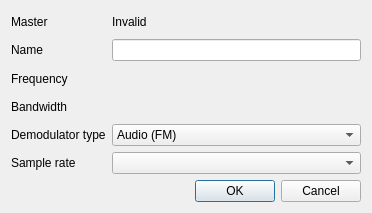
This is AddChanDialog.ui in BatchDrake/ZeroMQPlugin as Qt 5 draws it before an edit. The edited form follows.
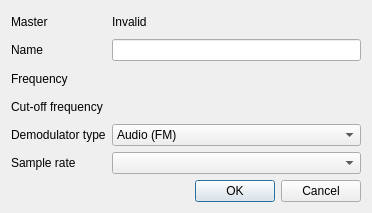
This is the edited form. Custom widgets are drawn as their Qt base class.

Patch:
```diff
--- a/AddChanDialog.ui
+++ b/AddChanDialog.ui
@@ -93,7 +93,7 @@
    <item row="4" column="0">
     <widget class="QLabel" name="label_3">
      <property name="text">
-      <string>Bandwidth</string>
+      <string>Cut-off frequency</string>
      </property>
     </widget>
    </item>
```
